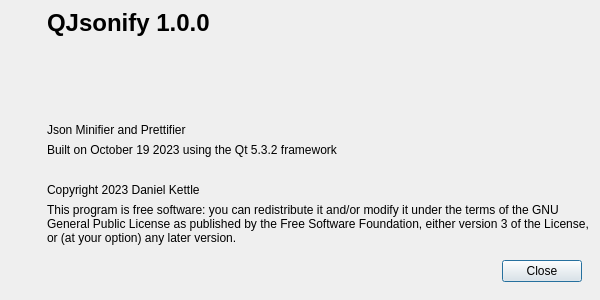
The window that about.ui (NucleaPeon/QJsonify) describes before a commit, drawn with Qt 5.
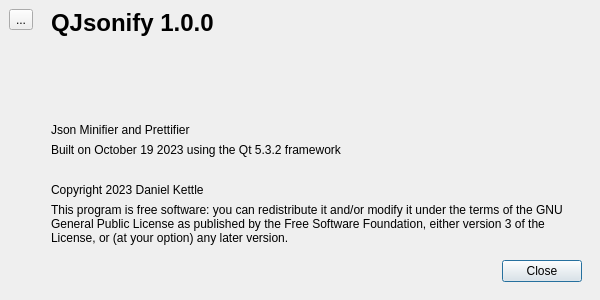
The same window after the commit. Icons and pictures are not drawn.

The edit to the form file:
```diff
--- a/about.ui
+++ b/about.ui
@@ -36,6 +36,13 @@
        <layout class="QVBoxLayout" name="verticalLayout_2">
         <item>
          <layout class="QVBoxLayout" name="verticalLayout">
+          <item>
+           <widget class="QToolButton" name="toolButton">
+            <property name="text">
+             <string>...</string>
+            </property>
+           </widget>
+          </item>
           <item>
            <widget class="QLabel" name="label">
             <property name="text">
@@ -78,7 +85,6 @@
           <property name="font">
            <font>
             <pointsize>18</pointsize>
-            <weight>75</weight>
             <bold>true</bold>
            </font>
           </property>
```
